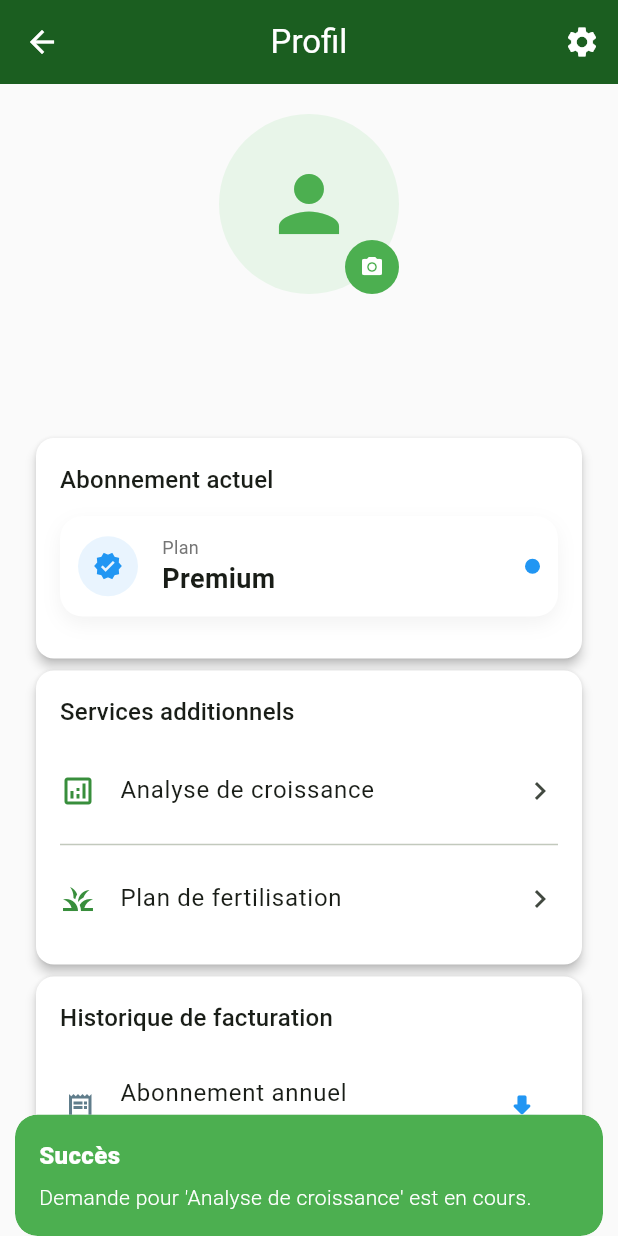
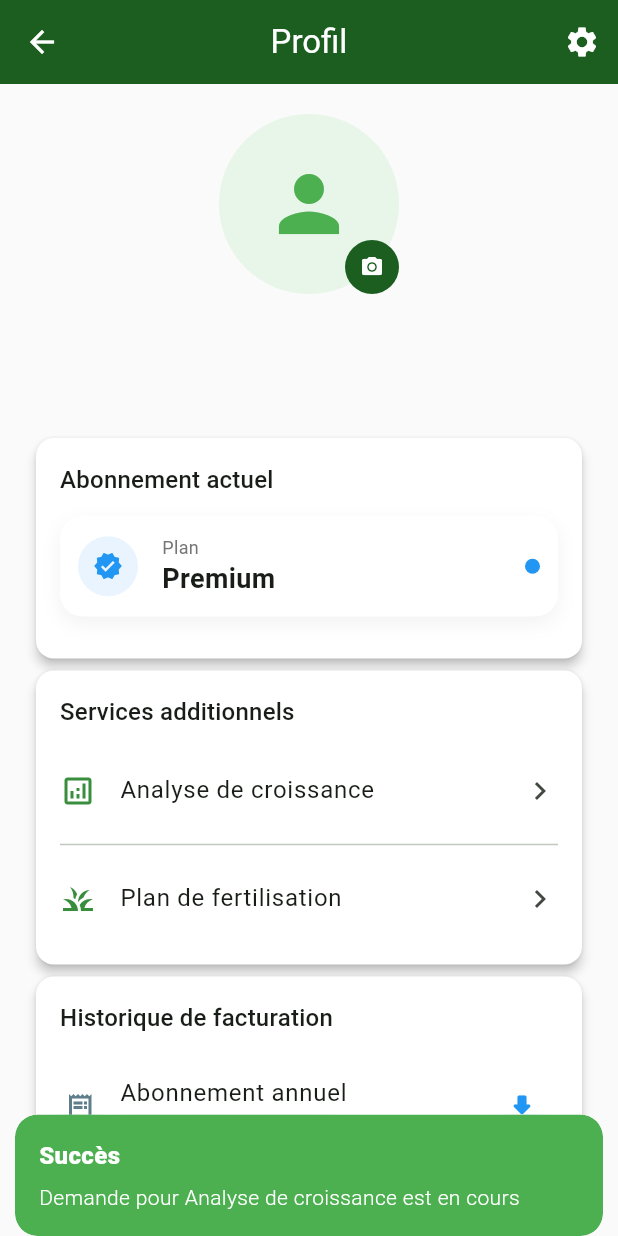
Before and after one commit to ele325/smart_farm, a Flutter app: the ProfilePage screen opened by its route, after a tap on "Analyse de croissance", on a phone screen of 412 x 824 dp. Run offline on Flutter 3.47's test engine with Material 3 defaults, Android fonts, the phone set to English and light mode, and no system bars; our stand-ins replace avatar_glow, cloud_firestore, firebase_auth, firebase_core, firebase_messaging, fl_chart and 7 more; accounts and stored records are empty.

Commit message:
update_profile

```diff
--- a/lib/app/modules/profile/profile_controller.dart
+++ b/lib/app/modules/profile/profile_controller.dart
@@ -1,3 +1,6 @@
+import 'dart:io';
+import 'package:cloud_firestore/cloud_firestore.dart';
+import 'package:firebase_auth/firebase_auth.dart';
 import 'package:flutter/material.dart';
 import 'package:get/get.dart';
 import 'package:get_storage/get_storage.dart';
@@ -6,28 +9,176 @@ import 'package:image_picker/image_picker.dart';
 import '../../routes/routes.dart';
 
 class ProfileController extends GetxController {
-  final _storage = GetStorage();
-  final _picker = ImagePicker();
+  final _storage   = GetStorage();
+  final _picker    = ImagePicker();
+  final _auth      = FirebaseAuth.instance;
+  final _firestore = FirebaseFirestore.instance;
 
-  var userName = ''.obs;
-  var email = ''.obs;
-  var units = 'metric'.obs;        // ✅ stocker la clé brute, pas le texte traduit
+  var userName         = ''.obs;
+  var email            = ''.obs;
+  var units            = 'metric'.obs;
   var profileImagePath = ''.obs;
-  var currentPlan = 'premium'.obs; // ✅ clé brute
+  var googlePhotoUrl   = ''.obs;
+  var currentPlan      = 'premium'.obs;
+  var isLoading        = false.obs;
 
   var billingHistory = [
-    {'id': 'INV-001', 'date': '15/01/2026', 'service': 'annuel_sub', 'prix': '250 DT'},
+    {'id': 'INV-001', 'date': '15/01/2026', 'service': 'annuel_sub',      'prix': '250 DT'},
     {'id': 'INV-002', 'date': '20/01/2026', 'service': 'growth_analysis', 'prix': '50 DT'},
   ].obs;
 
   @override
   void onInit() {
     super.onInit();
-    userName.value = _storage.read('user_name') ?? 'Agriculteur';
-    email.value = _storage.read('user_email') ?? 'contact@robocare.tn';
-    units.value = _storage.read('user_units') ?? 'metric'; // ✅ clé brute
-    profileImagePath.value = _storage.read('profile_pic') ?? '';
-    currentPlan.value = _storage.read('user_plan') ?? 'premium';
+    final firebaseUser = _auth.currentUser;
+
+    userName.value     = firebaseUser?.displayName ?? _storage.read('user_name') ?? 'Agriculteur';
+    email.value        = firebaseUser?.email ?? _storage.read('user_email') ?? '';
+    googlePhotoUrl.value = firebaseUser?.photoURL ?? '';
+
+    final uid = firebaseUser?.uid ?? 'default';
+    profileImagePath.value = _storage.read('profile_pic_$uid') ?? '';
+    units.value            = _storage.read('user_units') ?? 'metric';
+    currentPlan.value      = _storage.read('user_plan') ?? 'premium';
+
+    // Sync Firestore au démarrage
+    _syncToFirestore();
+  }
+
+  // ── Synchroniser profil + billing vers Firestore ──────────────────────────
+  Future<void> _syncToFirestore() async {
+    final user = _auth.currentUser;
+    if (user == null) return;
+
+    try {
+      await _firestore.collection('users').doc(user.uid).set({
+        'subscription': {
+          'plan':      currentPlan.value,
+          'updatedAt': FieldValue.serverTimestamp(),
+        },
+        'billing': billingHistory.map((b) => {
+          'id':      b['id'],
+          'date':    b['date'],
+          'service': b['service'],
+          'prix':    b['prix'],
+        }).toList(),
+        'settings': {
+          'units':     units.value,
+          'updatedAt': FieldValue.serverTimestamp(),
+        },
+      }, SetOptions(merge: true));
+    } catch (e) {
+      debugPrint('Firestore sync error: $e');
+    }
+  }
+
+  // ── Changer de plan et sauvegarder ───────────────────────────────────────
+  Future<void> changePlan(String newPlan) async {
+    currentPlan.value = newPlan;
+    _storage.write('user_plan', newPlan);
+
+    final user = _auth.currentUser;
+    if (user == null) return;
+
+    await _firestore.collection('users').doc(user.uid).set({
+      'subscription': {
+        'plan':      newPlan,
+        'updatedAt': FieldValue.serverTimestamp(),
+      },
+    }, SetOptions(merge: true));
+  }
+
+  // ── Acheter un service et l'ajouter à la facturation ─────────────────────
+  Future<void> buyService(String serviceKey) async {
+    final user = _auth.currentUser;
+    if (user == null) return;
+
+    final now     = DateTime.now();
+    final dateStr = '${now.day.toString().padLeft(2,'0')}/${now.month.toString().padLeft(2,'0')}/${now.year}';
+    final invId   = 'INV-${DateTime.now().millisecondsSinceEpoch}';
+    final prix    = serviceKey == 'growth_analysis' ? '50 DT' : '80 DT';
+
+    final newEntry = {
+      'id':      invId,
+      'date':    dateStr,
+      'service': serviceKey,
+      'prix':    prix,
+    };
+
+    billingHistory.add(newEntry);
+
+    try {
+      await _firestore.collection('users').doc(user.uid).set({
+        'billing': billingHistory.map((b) => {
+          'id':      b['id'],
+          'date':    b['date'],
+          'service': b['service'],
+          'prix':    b['prix'],
+        }).toList(),
+      }, SetOptions(merge: true));
+
+      Get.snackbar(
+        'success'.tr, '${'request_for'.tr} ${serviceKey.tr} ${'is_pending'.tr}',
+        backgroundColor: Colors.green, colorText: Colors.white,
+        snackPosition: SnackPosition.BOTTOM,
+      );
+    } catch (e) {
+      Get.snackbar('Erreur', 'Impossible de sauvegarder',
+          backgroundColor: Colors.red, colorText: Colors.white);
+    }
+  }
+
+  // ── Changer les unités et sauvegarder ────────────────────────────────────
+  void toggleUnits() {
+    units.value = (units.value == 'metric') ? 'imperial' : 'metric';
+    _storage.write('user_units', units.value);
+
+    final user = _auth.currentUser;
+    if (user == null) return;
+    _firestore.collection('users').doc(user.uid).set({
+      'settings': {'units': units.value, 'updatedAt': FieldValue.serverTimestamp()},
+    }, SetOptions(merge: true));
+  }
+
+  // ── Photo ─────────────────────────────────────────────────────────────────
+  Future<void> pickImage(ImageSource source) async {
+    try {
+      final XFile? image = await _picker.pickImage(
+        source: source, maxWidth: 512, maxHeight: 512, imageQuality: 85,
+      );
+      if (image != null) {
+        final uid = _auth.currentUser?.uid ?? 'default';
+        profileImagePath.value = image.path;
+        _storage.write('profile_pic_$uid', image.path);
+        googlePhotoUrl.value = '';
+        if (Get.isBottomSheetOpen!) Get.back();
+      }
+    } catch (e) {
+      Get.snackbar('erreur'.tr, 'access_denied'.tr, backgroundColor: Colors.redAccent);
+    }
+  }
+
+  void deletePhoto() {
+    final uid = _auth.currentUser?.uid ?? 'default';
+    profileImagePath.value = '';
+    _storage.remove('profile_pic_$uid');
+    googlePhotoUrl.value = _auth.currentUser?.photoURL ?? '';
+    if (Get.isBottomSheetOpen!) Get.back();
+    Get.snackbar('success'.tr, 'photo_deleted'.tr,
+        snackPosition: SnackPosition.BOTTOM,
+        backgroundColor: Colors.green, colorText: Colors.white);
+  }
+
+  void downloadInvoice(String invoiceId) {
+    Get.snackbar('loading'.tr, '${'invoice'.tr} $invoiceId ${'downloaded'.tr}',
+        snackPosition: SnackPosition.BOTTOM,
+        backgroundColor: Colors.blue, colorText: Colors.white);
+  }
+
+  void logout() {
+    _auth.signOut();
+    _storage.write('isLoggedIn', false);
+    Get.offAllNamed(Routes.login);
   }
 
   void changeLanguage(String langCode) {
@@ -35,65 +186,6 @@ class ProfileController extends GetxController {
     _storage.write('language_code', langCode);
   }
 
-  Future<void> pickImage(ImageSource source) async {
-    try {
-      final XFile? image = await _picker.pickImage(source: source);
-      if (image != null) {
-        profileImagePath.value = image.path;
-        _storage.write('profile_pic', image.path);
-        if (Get.isBottomSheetOpen!) Get.back();
-      }
-    } catch (e) {
-      Get.snackbar("erreur".tr, "access_denied".tr, backgroundColor: Colors.redAccent);
-    }
-  }
-  // ✅ Ajouter cette méthode dans ProfileController
-void deletePhoto() {
-  profileImagePath.value = '';
-  _storage.remove('profile_pic');
-  if (Get.isBottomSheetOpen!) Get.back();
-  Get.snackbar(
-    "success".tr,
-    "photo_deleted".tr,
-    snackPosition: SnackPosition.BOTTOM,
-    backgroundColor: Colors.green,
-    colorText: Colors.white,
-    icon: const Icon(Icons.check_circle, color: Colors.white),
-  );
+  Future<void> makePhoneCall() async => await launchUrl(Uri.parse('tel:+21653140011'));
+  Future<void> contactEmail()  async => await launchUrl(Uri(scheme: 'mailto', path: 'contact@robocare.tn'));
 }
-
-  void buyService(String serviceKey) {
-    // ✅ serviceKey est la clé brute → on traduit ici
-    Get.snackbar(
-      "success".tr,
-      "${"request_for".tr} '${serviceKey.tr}' ${"is_pending".tr}.",
-      snackPosition: SnackPosition.BOTTOM,
-      backgroundColor: Colors.green,
-      colorText: Colors.white,
-    );
-  }
-
-  void downloadInvoice(String invoiceId) {
-    Get.snackbar(
-      "loading".tr,
-      "${"invoice".tr} $invoiceId ${"downloaded".tr}.",
-      snackPosition: SnackPosition.BOTTOM,
-      backgroundColor: Colors.blue,
-      colorText: Colors.white,
-    );
-  }
-
- void toggleUnits() {
-  units.value = (units.value == 'metric') ? 'imperial' : 'metric';
-  _storage.write('user_units', units.value);
-}
-
-  Future<void> makePhoneCall() async => await launchUrl(Uri.parse('tel:+21653140011'));
-  Future<void> contactEmail() async =>
-      await launchUrl(Uri(scheme: 'mailto', path: 'contact@robocare.tn'));
-
-  void logout() {
-    _storage.write('isLoggedIn', false);
-    Get.offAllNamed(Routes.login);
-  }
-}
--- a/lib/app/modules/profile/profile_page.dart
+++ b/lib/app/modules/profile/profile_page.dart
@@ -25,57 +25,81 @@ class ProfilePage extends StatelessWidget {
           IconButton(
             icon: const Icon(Icons.settings),
             onPressed: () => Get.to(() => const SettingsPage()),
-          )
+          ),
         ],
       ),
       body: SingleChildScrollView(
         padding: const EdgeInsets.all(20),
         child: Column(
           children: [
+            // ── En-tête profil ──────────────────────────────────────────────
             _buildProfileHeader(controller, context),
             const SizedBox(height: 25),
 
+            // ── Abonnement actuel ───────────────────────────────────────────
             SectionCard(
               title: "current_subscription".tr,
-              child: Obx(() => InfoCard(
+              child: Obx(
+                () => InfoCard(
                   title: "plan".tr,
                   value: controller.currentPlan.value.tr,
                   icon: Icons.verified,
                   statusColor: Colors.blue,
-                  )),
+                ),
+              ),
             ),
 
+            // ── Services supplémentaires ────────────────────────────────────
             SectionCard(
               title: "buy_additional_services".tr,
               child: Column(
                 children: [
-                  _buildServiceTile("growth_analysis", Icons.analytics_outlined, controller),
+                  _buildServiceTile(
+                    "growth_analysis",
+                    Icons.analytics_outlined,
+                    controller,
+                  ),
                   const Divider(),
-                  _buildServiceTile("fertilization_plan", Icons.grass, controller),
+                  _buildServiceTile(
+                    "fertilization_plan",
+                    Icons.grass,
+                    controller,
+                  ),
                 ],
               ),
             ),
 
+            // ── Historique facturation ──────────────────────────────────────
             SectionCard(
               title: "billing_history".tr,
-              child: Obx(() => Column(
+              child: Obx(
+                () => Column(
                   children: controller.billingHistory.map((facture) {
                     return ListTile(
                       contentPadding: EdgeInsets.zero,
-                        leading: const Icon(Icons.receipt_long, color: Colors.blueGrey),
+                      leading: const Icon(
+                        Icons.receipt_long,
+                        color: Colors.blueGrey,
+                      ),
                       title: Text(facture['service']!.tr),
                       subtitle: Text("${facture['date']} - ${facture['prix']}"),
                       trailing: IconButton(
-                          icon: const Icon(Icons.download_rounded, color: Colors.blue),
-                          onPressed: () => controller.downloadInvoice(facture['id']!),
+                        icon: const Icon(
+                          Icons.download_rounded,
+                          color: Colors.blue,
+                        ),
+                        onPressed: () =>
+                            controller.downloadInvoice(facture['id']!),
                       ),
                     );
                   }).toList(),
-                  )),
+                ),
+              ),
             ),
 
             const SizedBox(height: 30),
 
+            // ── Bouton déconnexion ──────────────────────────────────────────
             SizedBox(
               width: double.infinity,
               child: OutlinedButton.icon(
@@ -97,7 +121,89 @@ class ProfilePage extends StatelessWidget {
     );
   }
 
-  Widget _buildServiceTile(String titleKey, IconData icon, ProfileController controller) {
+  // ── En-tête profil avec photo ─────────────────────────────────────────────
+  Widget _buildProfileHeader(
+    ProfileController controller,
+    BuildContext context,
+  ) {
+    return Column(
+      children: [
+        Stack(
+          alignment: Alignment.bottomRight,
+          children: [
+            // ── Avatar : priorité photo locale > Google > icône ─────────────
+            Obx(() {
+              if (controller.profileImagePath.value.isNotEmpty) {
+                // Photo locale choisie par l'utilisateur
+                return CircleAvatar(
+                  radius: 60,
+                  backgroundImage: FileImage(
+                    File(controller.profileImagePath.value),
+                  ),
+                );
+              }
+              if (controller.googlePhotoUrl.value.isNotEmpty) {
+                // Photo Google (compte Google connecté)
+                return CircleAvatar(
+                  radius: 60,
+                  backgroundImage: NetworkImage(
+                    controller.googlePhotoUrl.value,
+                  ),
+                  onBackgroundImageError: (_, __) {},
+                  child: null,
+                );
+              }
+              // Icône par défaut
+              return CircleAvatar(
+                radius: 60,
+                backgroundColor: Colors.green[50],
+                child: const Icon(Icons.person, size: 60, color: Colors.green),
+              );
+            }),
+
+            // ── Bouton caméra ────────────────────────────────────────────────
+            CircleAvatar(
+              backgroundColor: const Color(0xFF1B5E20),
+              radius: 18,
+              child: IconButton(
+                padding: EdgeInsets.zero,
+                onPressed: () => _showImagePicker(context, controller),
+                icon: const Icon(
+                  Icons.camera_alt,
+                  color: Colors.white,
+                  size: 16,
+                ),
+              ),
+            ),
+          ],
+        ),
+        const SizedBox(height: 15),
+
+        // Nom
+        Obx(
+          () => Text(
+            controller.userName.value,
+            style: const TextStyle(fontSize: 22, fontWeight: FontWeight.bold),
+          ),
+        ),
+
+        // Email
+        Obx(
+          () => Text(
+            controller.email.value,
+            style: TextStyle(color: Colors.grey[600]),
+          ),
+        ),
+      ],
+    );
+  }
+
+  // ── Tuile service supplémentaire ──────────────────────────────────────────
+  Widget _buildServiceTile(
+    String titleKey,
+    IconData icon,
+    ProfileController controller,
+  ) {
     return ListTile(
       contentPadding: EdgeInsets.zero,
       leading: Icon(icon, color: Colors.green[700]),
@@ -107,45 +213,7 @@ class ProfilePage extends StatelessWidget {
     );
   }
 
-  Widget _buildProfileHeader(ProfileController controller, BuildContext context) {
-    return Column(
-      children: [
-        Stack(
-          alignment: Alignment.bottomRight,
-          children: [
-            Obx(() => CircleAvatar(
-                  radius: 60,
-                  backgroundColor: Colors.green[50],
-                  backgroundImage: controller.profileImagePath.value.isNotEmpty
-                      ? FileImage(File(controller.profileImagePath.value))
-                      : null,
-                  child: controller.profileImagePath.value.isEmpty
-                      ? const Icon(Icons.person, size: 60, color: Colors.green)
-                      : null,
-                )),
-            CircleAvatar(
-              backgroundColor: Colors.green,
-              radius: 18,
-              child: IconButton(
-                onPressed: () => _showImagePicker(context, controller),
-                icon: const Icon(Icons.camera_alt, color: Colors.white, size: 16),
-              ),
-            ),
-          ],
-        ),
-        const SizedBox(height: 15),
-        Obx(() => Text(
-              controller.userName.value,
-              style: const TextStyle(fontSize: 22, fontWeight: FontWeight.bold),
-            )),
-        Obx(() => Text(
-              controller.email.value,
-              style: TextStyle(color: Colors.grey[600]),
-            )),
-      ],
-    );
-  }
-
+  // ── Bottom sheet choix photo ──────────────────────────────────────────────
   void _showImagePicker(BuildContext context, ProfileController controller) {
     Get.bottomSheet(
       Container(
@@ -154,10 +222,11 @@ class ProfilePage extends StatelessWidget {
           color: Colors.white,
           borderRadius: BorderRadius.vertical(top: Radius.circular(20)),
         ),
-        child: Obx(() => Column(
+        child: Obx(
+          () => Column(
             mainAxisSize: MainAxisSize.min,
             children: [
-                // Barre de drag
+              // Barre drag
               Container(
                 margin: const EdgeInsets.only(bottom: 10),
                 width: 40,
@@ -180,7 +249,7 @@ class ProfilePage extends StatelessWidget {
                 onTap: () => controller.pickImage(ImageSource.camera),
               ),
 
-                // ✅ Option supprimer — visible seulement si une photo existe
+              // Option supprimer — visible seulement si photo locale existe
               if (controller.profileImagePath.value.isNotEmpty) ...[
                 const Divider(),
                 ListTile(
@@ -195,7 +264,8 @@ class ProfilePage extends StatelessWidget {
 
               const SizedBox(height: 10),
             ],
-            )),
+          ),
+        ),
       ),
     );
   }
--- a/pubspec.yaml
+++ b/pubspec.yaml
@@ -43,7 +43,6 @@ dependencies:
 
 
   get: ^4.7.3
-  http: ^1.6.0
 
   # Local storage
   get_storage: ^2.1.1
```
Also changed, not shown: lib/app/modules/history/history_controller.dart (+20 -24 lines), lib/app/modules/prediction_ai/prediction_controller.dart (+4 -3 lines). Lines whose indentation alone changed are shown as unchanged.
